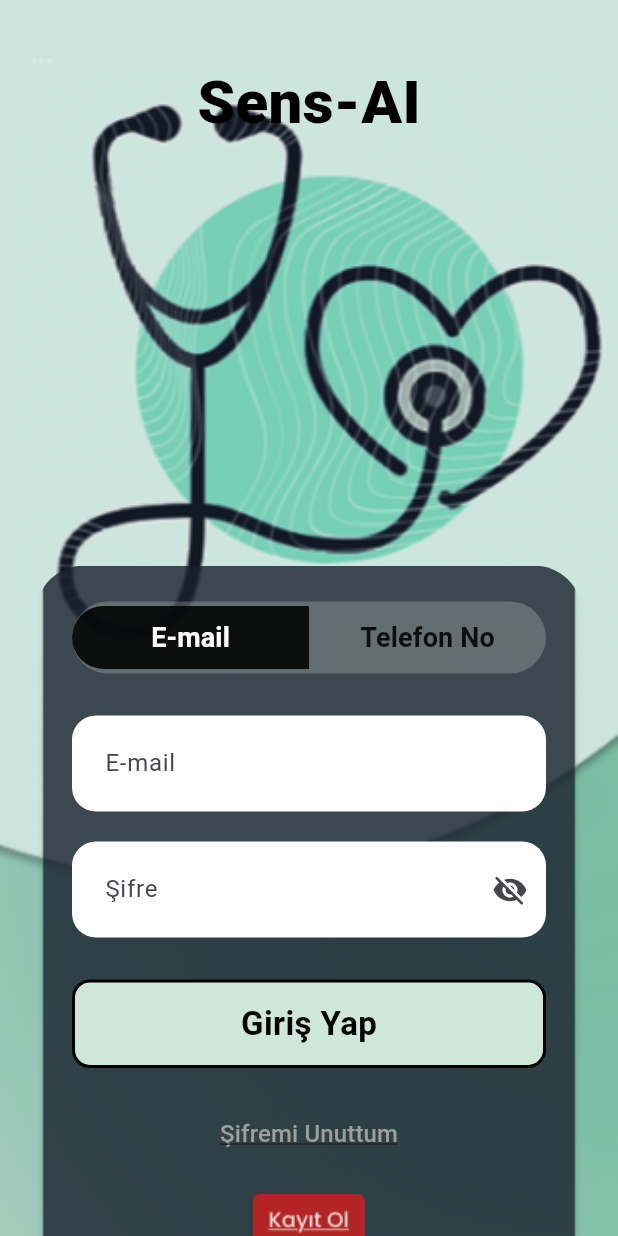
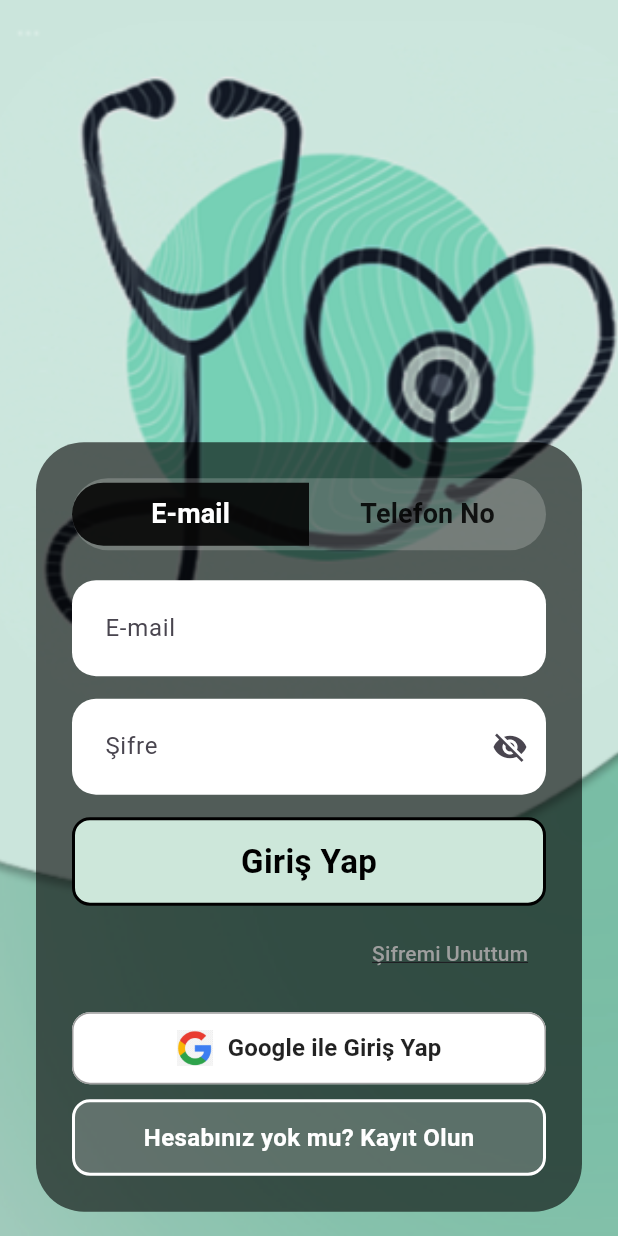
Before and after one commit to dilara-karaca/HealthAssistant, a Flutter app: the screen it shows after launch, on a phone screen of 412 x 824 dp. Run offline on Flutter 3.47's test engine with Material 3 defaults, Android fonts, the light colour scheme and no system bars; our stand-ins replace cloud_firestore, firebase_auth, firebase_core, fl_chart, flutter_blue_plus, geolocator and 5 more; accounts and stored records are empty.

Commit message:
google ile giriş eklendi

```diff
--- a/lib/main.dart
+++ b/lib/main.dart
@@ -24,6 +24,7 @@ import 'screens/relative_help.dart';
 import 'screens/home_page.dart';
 import 'screens/settings.dart' as general_settings;
 import 'screens/chat_bot.dart';
+import 'screens/email_verification_screen.dart';
 
 void main() async {
   WidgetsFlutterBinding.ensureInitialized();
--- a/lib/screens/login_email_screen.dart
+++ b/lib/screens/login_email_screen.dart
@@ -1,6 +1,7 @@
 import 'package:flutter/material.dart';
 import 'package:firebase_auth/firebase_auth.dart';
 import 'package:cloud_firestore/cloud_firestore.dart';
+import 'package:google_sign_in/google_sign_in.dart';
 
 class LoginEmailScreen extends StatefulWidget {
   const LoginEmailScreen({super.key});
@@ -12,6 +13,7 @@ class LoginEmailScreen extends StatefulWidget {
 class _LoginEmailScreenState extends State<LoginEmailScreen> {
   final TextEditingController emailController = TextEditingController();
   final TextEditingController passwordController = TextEditingController();
+  final GoogleSignIn _googleSignIn = GoogleSignIn();
   bool obscurePassword = true;
 
   Future<void> loginWithEmail() async {
@@ -26,38 +28,7 @@ class _LoginEmailScreenState extends State<LoginEmailScreen> {
     }
 
     try {
-      final userCredential = await FirebaseAuth.instance
-          .signInWithEmailAndPassword(email: email, password: password);
-      final uid = userCredential.user!.uid;
-
-      // Önce "patients" koleksiyonunu kontrol et
-      final patientDoc =
-          await FirebaseFirestore.instance
-              .collection('patients')
-              .doc(uid)
-              .get();
-
-      if (patientDoc.exists) {
-        Navigator.pushReplacementNamed(context, '/patientHome');
-        return;
-      }
-
-      // Sonra "relatives" koleksiyonunu kontrol et
-      final relativeDoc =
-          await FirebaseFirestore.instance
-              .collection('relatives')
-              .doc(uid)
-              .get();
-
-      if (relativeDoc.exists) {
-        Navigator.pushReplacementNamed(context, '/relativeHome');
-        return;
-      }
-
-      // Hiçbiri değilse
-      ScaffoldMessenger.of(context).showSnackBar(
-        const SnackBar(content: Text("Kullanıcı rolü belirlenemedi.")),
-      );
+      await _handleLogin(email, password);
     } on FirebaseAuthException catch (e) {
       ScaffoldMessenger.of(
         context,
@@ -69,63 +40,141 @@ class _LoginEmailScreenState extends State<LoginEmailScreen> {
     }
   }
 
+  Future<void> _handleLogin(String email, String password) async {
+    final userCredential = await FirebaseAuth.instance
+        .signInWithEmailAndPassword(email: email, password: password);
+    await _checkUserRole(userCredential.user!.uid);
+  }
+
+  Future<void> _checkUserRole(String uid) async {
+    final patientDoc =
+        await FirebaseFirestore.instance.collection('patients').doc(uid).get();
+
+    if (patientDoc.exists) {
+      Navigator.pushReplacementNamed(context, '/patientHome');
+      return;
+    }
+
+    final relativeDoc =
+        await FirebaseFirestore.instance.collection('relatives').doc(uid).get();
+
+    if (relativeDoc.exists) {
+      Navigator.pushReplacementNamed(context, '/relativeHome');
+      return;
+    }
+
+    ScaffoldMessenger.of(context).showSnackBar(
+      const SnackBar(content: Text("Kullanıcı rolü belirlenemedi.")),
+    );
+  }
+
+  Future<void> signInWithGoogle() async {
+    try {
+      final GoogleSignInAccount? googleUser = await _googleSignIn.signIn();
+      if (googleUser == null) return;
+
+      final GoogleSignInAuthentication googleAuth =
+          await googleUser.authentication;
+
+      final credential = GoogleAuthProvider.credential(
+        accessToken: googleAuth.accessToken,
+        idToken: googleAuth.idToken,
+      );
+
+      final UserCredential userCredential = await FirebaseAuth.instance
+          .signInWithCredential(credential);
+
+      if (userCredential.user != null) {
+        final userExists = await _checkIfUserExists(userCredential.user!.uid);
+
+        if (!userExists) {
+          await FirebaseFirestore.instance
+              .collection('patients')
+              .doc(userCredential.user!.uid)
+              .set({
+                'email': userCredential.user!.email,
+                'name': userCredential.user!.displayName,
+                'photoUrl': userCredential.user!.photoURL,
+                'createdAt': FieldValue.serverTimestamp(),
+              });
+        }
+
+        Navigator.pushReplacementNamed(context, '/patientHome');
+      }
+    } catch (e) {
+      ScaffoldMessenger.of(
+        context,
+      ).showSnackBar(SnackBar(content: Text("Google ile giriş hatası: $e")));
+    }
+  }
+
+  Future<bool> _checkIfUserExists(String uid) async {
+    final patientDoc =
+        await FirebaseFirestore.instance.collection('patients').doc(uid).get();
+
+    if (patientDoc.exists) return true;
+
+    final relativeDoc =
+        await FirebaseFirestore.instance.collection('relatives').doc(uid).get();
+
+    return relativeDoc.exists;
+  }
+
   @override
   Widget build(BuildContext context) {
     return Scaffold(
-      body: Stack(
+      resizeToAvoidBottomInset: false,
+      body: LayoutBuilder(
+        builder: (BuildContext context, BoxConstraints constraints) {
+          final screenHeight = constraints.maxHeight;
+          final screenWidth = constraints.maxWidth;
+
+          return Stack(
             children: [
               Positioned.fill(
+                child: Transform.scale(
+                  scale: 1.05,
                   child: Image.asset(
                     'images/ana_sayfa_arkaplan.png',
                     fit: BoxFit.cover,
+                    width: screenWidth,
+                    height: screenHeight,
+                    alignment: Alignment.center,
+                  ),
                 ),
               ),
               SafeArea(
                 child: SingleChildScrollView(
-              padding: const EdgeInsets.symmetric(
-                horizontal: 24.0,
-                vertical: 20,
+                  padding: EdgeInsets.only(
+                    top: 130,
+                    bottom: MediaQuery.of(context).viewInsets.bottom + 20,
+                    left: 24,
+                    right: 24,
                   ),
                   child: Column(
-                crossAxisAlignment: CrossAxisAlignment.center,
                     children: [
-                  const SizedBox(height: 20),
-                  const Text(
-                    'Sens-AI',
-                    style: TextStyle(
-                      fontSize: 40,
-                      fontWeight: FontWeight.w900,
-                      color: Colors.black,
-                    ),
-                  ),
-                  const SizedBox(height: 280),
+                      SizedBox(height: screenHeight * 0.2),
                       Container(
                         padding: const EdgeInsets.all(24),
                         decoration: BoxDecoration(
-                      image: const DecorationImage(
-                        image: AssetImage('images/koyu_rectangle.png'),
-                        fit: BoxFit.fitWidth,
-                      ),
+                          color: Colors.black.withOpacity(0.6),
                           borderRadius: BorderRadius.circular(32),
                         ),
                         child: Column(
                           children: [
                             _buildSwitchTabs(context),
-                        const SizedBox(height: 28),
+                            const SizedBox(height: 20),
                             _buildEmailField(),
-                        const SizedBox(height: 20),
+                            const SizedBox(height: 15),
                             _buildPasswordField(),
-                        const SizedBox(height: 28),
+                            const SizedBox(height: 15),
                             _buildLoginButton(),
-                        const SizedBox(height: 20),
+                            const SizedBox(height: 8),
                             _buildForgotPassword(context),
-                        const SizedBox(height: 16),
-                        GestureDetector(
-                          onTap: () {
-                            Navigator.pushNamed(context, '/registerPatient');
-                          },
-                          child: Image.asset('images/frame_60.png'),
-                        ),
+                            const SizedBox(height: 15),
+                            _buildGoogleSignInButton(),
+                            const SizedBox(height: 10),
+                            _buildRegisterButton(),
                           ],
                         ),
                       ),
@@ -134,6 +183,61 @@ class _LoginEmailScreenState extends State<LoginEmailScreen> {
                 ),
               ),
             ],
+          );
+        },
+      ),
+    );
+  }
+
+  Widget _buildGoogleSignInButton() {
+    return OutlinedButton(
+      style: OutlinedButton.styleFrom(
+        backgroundColor: Colors.white,
+        padding: const EdgeInsets.symmetric(vertical: 12),
+        shape: RoundedRectangleBorder(borderRadius: BorderRadius.circular(12)),
+        side: const BorderSide(color: Colors.grey),
+      ),
+      onPressed: signInWithGoogle,
+      child: Row(
+        mainAxisAlignment: MainAxisAlignment.center,
+        children: [
+          Image.asset('images/google_icon.jpeg', height: 24, width: 24),
+          const SizedBox(width: 10),
+          const Text(
+            'Google ile Giriş Yap',
+            style: TextStyle(
+              color: Colors.black87,
+              fontSize: 16,
+              fontWeight: FontWeight.bold,
+            ),
+          ),
+        ],
+      ),
+    );
+  }
+
+  Widget _buildRegisterButton() {
+    return GestureDetector(
+      onTap: () {
+        Navigator.pushNamed(context, '/registerPatient');
+      },
+      child: Container(
+        padding: const EdgeInsets.symmetric(vertical: 12),
+        decoration: BoxDecoration(
+          color: Colors.white.withOpacity(0.2),
+          borderRadius: BorderRadius.circular(12),
+          border: Border.all(color: Colors.white, width: 2),
+        ),
+        child: const Center(
+          child: Text(
+            'Hesabınız yok mu? Kayıt Olun',
+            style: TextStyle(
+              color: Colors.white,
+              fontSize: 16,
+              fontWeight: FontWeight.bold,
+            ),
+          ),
+        ),
       ),
     );
   }
@@ -271,7 +375,9 @@ class _LoginEmailScreenState extends State<LoginEmailScreen> {
   }
 
   Widget _buildForgotPassword(BuildContext context) {
-    return TextButton(
+    return Align(
+      alignment: Alignment.centerRight,
+      child: TextButton(
         onPressed: () {
           Navigator.pushNamed(context, '/forgotPassword');
         },
@@ -280,7 +386,8 @@ class _LoginEmailScreenState extends State<LoginEmailScreen> {
           style: TextStyle(
             color: Colors.grey,
             decoration: TextDecoration.underline,
-          fontSize: 16,
+            fontSize: 14,
+          ),
         ),
       ),
     );
--- a/pubspec.yaml
+++ b/pubspec.yaml
@@ -24,6 +24,7 @@ dependencies:
   multi_select_flutter: 4.1.3
   intl: ^0.20.2
   pedometer: ^4.0.1
+  google_sign_in: ^6.1.5
 
 
 dev_dependencies:
```
Also changed, not shown: lib/screens/email_verification_screen.dart (added, +355 -0 lines), lib/screens/register_patient_screen.dart (+82 -30 lines), images/google_icon.jpeg (added), pubspec.lock, 3 other files. Lines whose indentation alone changed are shown as unchanged.
